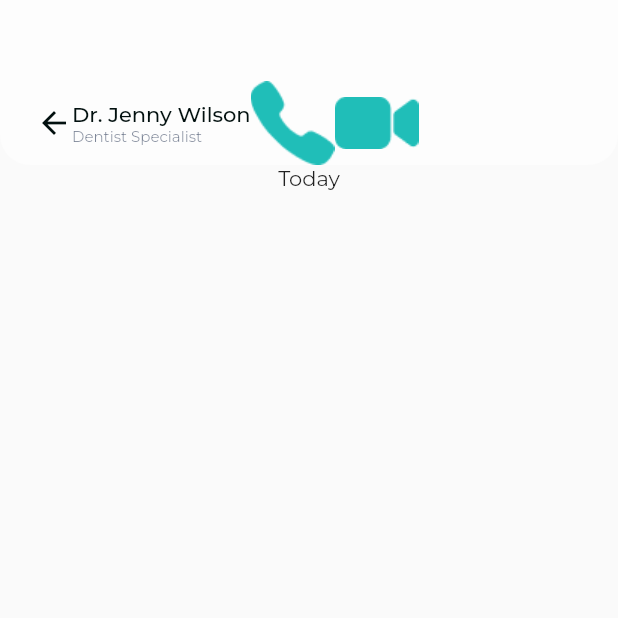
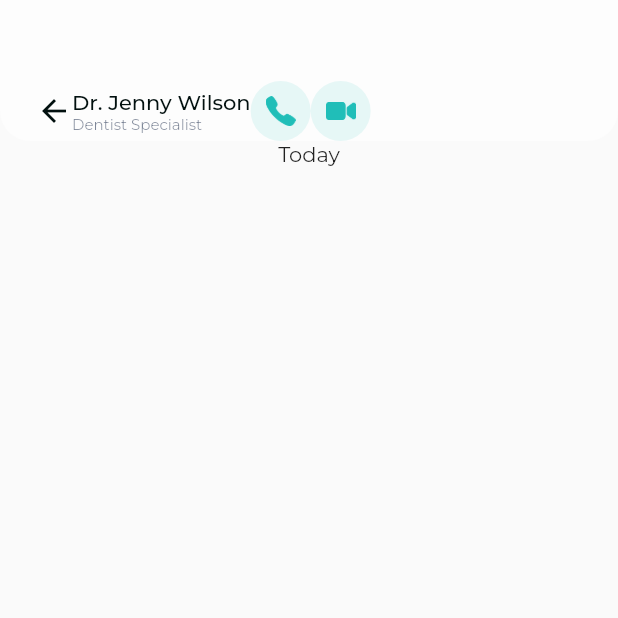
Before and after one commit to romofel/flutter-ui_practice-medical, a Flutter app: the ChatScreen screen opened directly, on a phone screen of 412 x 824 dp, the top half of it. Run offline on Flutter 3.47's test engine with Material 2 defaults, Android fonts, the phone set to English and light mode, and no system bars; our stand-ins replace google_fonts.

Commit message:
Refactor app bar buttons to its own build method

```diff
--- a/lib/screens/chat_screen.dart
+++ b/lib/screens/chat_screen.dart
@@ -50,16 +50,16 @@ class ChatScreen extends StatelessWidget {
                     ),
                   ],
                 ),
-                Container(
-                    child: Image.asset(
-                        'assets/images/chat_screen/appointment_phone_icon.png')),
-                Container(
-                    child: Image.asset(
-                        'assets/images/chat_screen/appointment_video_icon.png')),
+                buildAppBarButton(
+                    image:
+                        'assets/images/chat_screen/appointment_phone_icon.png'),
+                buildAppBarButton(
+                    image:
+                        'assets/images/chat_screen/appointment_video_icon.png'),
               ],
             ),
           ),
-          Text('Today'),
+          const Text('Today'),
           Expanded(
             child: Container(),
           ),
@@ -68,4 +68,23 @@ class ChatScreen extends StatelessWidget {
       ),
     );
   }
+
+  Container buildAppBarButton({
+    required String image,
+  }) {
+    return Container(
+        width: 40,
+        height: 40,
+        decoration: const BoxDecoration(
+          shape: BoxShape.circle,
+          color: Color(0x1a20BEB8),
+        ),
+        child: Center(
+          child: Image.asset(
+            image,
+            fit: BoxFit.cover,
+            width: 20,
+          ),
+        ));
+  }
 }
```
